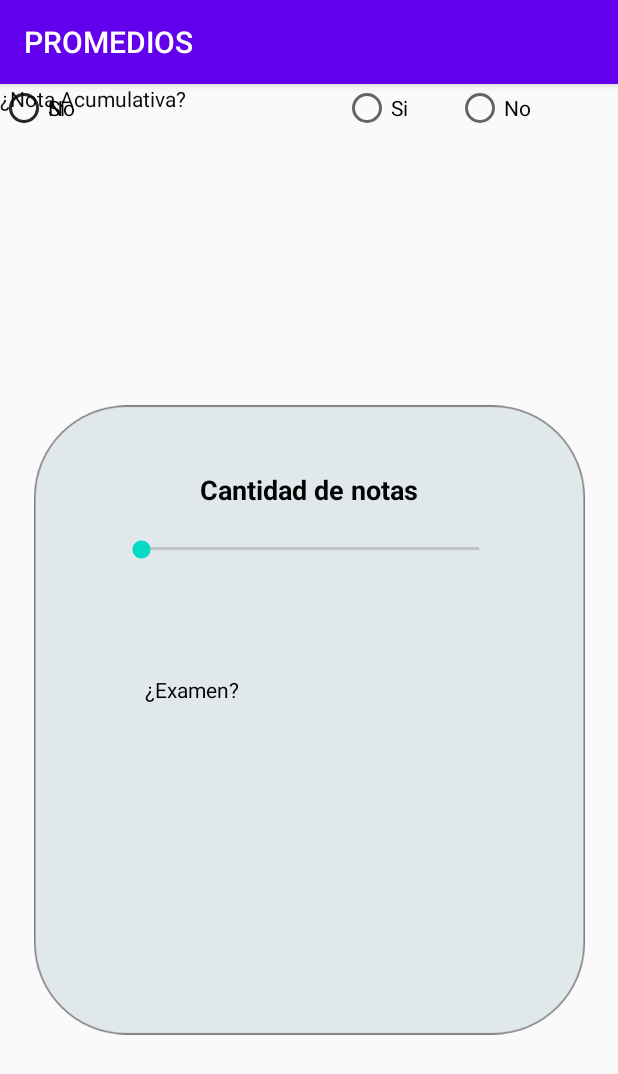
After one commit to CONPAO/Promedios2.0, an Android app: the panelSeleccion screen opened directly, with no data from a screen before it, on a phone screen of 412 x 824 dp. The commit adds this screen. Shown: the top 1074 px of the screen. Run offline under Robolectric (Android 15) with nearby library versions, the phone set to English and light mode, and no system bars.

Commit message:
creacion de dos mockups

```diff
--- a/app/src/main/AndroidManifest.xml
+++ b/app/src/main/AndroidManifest.xml
@@ -9,6 +9,7 @@
         android:roundIcon="@mipmap/ic_launcher_round"
         android:supportsRtl="true"
         android:theme="@style/AppTheme">
+        <activity android:name=".panelSeleccion"></activity>
         <activity android:name=".MainActivity">
             <intent-filter>
                 <action android:name="android.intent.action.MAIN" />
--- /dev/null
+++ b/app/src/main/java/com/example/promedioya/panelSeleccion.java
@@ -0,0 +1,14 @@
+package com.example.promedioya;
+
+import androidx.appcompat.app.AppCompatActivity;
+
+import android.os.Bundle;
+
+public class panelSeleccion extends AppCompatActivity {
+
+    @Override
+    protected void onCreate(Bundle savedInstanceState) {
+        super.onCreate(savedInstanceState);
+        setContentView(R.layout.activity_panel_seleccion);
+    }
+}
--- /dev/null
+++ b/app/src/main/res/layout/activity_panel_seleccion.xml
@@ -0,0 +1,103 @@
+<?xml version="1.0" encoding="utf-8"?>
+<androidx.constraintlayout.widget.ConstraintLayout xmlns:android="http://schemas.android.com/apk/res/android"
+    xmlns:app="http://schemas.android.com/apk/res-auto"
+    xmlns:tools="http://schemas.android.com/tools"
+    android:layout_width="match_parent"
+    android:layout_height="match_parent"
+    tools:context=".panelSeleccion">
+
+    <ImageView
+        android:id="@+id/imageView"
+        android:layout_width="367dp"
+        android:layout_height="688dp"
+        app:layout_constraintBottom_toBottomOf="parent"
+        app:layout_constraintEnd_toEndOf="parent"
+        app:layout_constraintStart_toStartOf="parent"
+        app:layout_constraintTop_toTopOf="parent"
+        app:layout_constraintVertical_bias="1.0"
+        app:srcCompat="@drawable/panelgris" />
+
+    <TextView
+        android:id="@+id/textView3"
+        android:layout_width="155dp"
+        android:layout_height="20dp"
+        android:text="Cantidad de notas"
+        android:textAlignment="center"
+        android:textColor="#040303"
+        android:textSize="18sp"
+        android:textStyle="bold"
+        app:layout_constraintBottom_toBottomOf="@+id/imageView"
+        app:layout_constraintEnd_toEndOf="@+id/imageView"
+        app:layout_constraintStart_toStartOf="@+id/imageView"
+        app:layout_constraintTop_toTopOf="@+id/imageView"
+        app:layout_constraintVertical_bias="0.266" />
+
+    <SeekBar
+        android:id="@+id/seekBar"
+        android:layout_width="257dp"
+        android:layout_height="16dp"
+        android:layout_marginTop="24dp"
+        app:layout_constraintEnd_toEndOf="@+id/imageView"
+        app:layout_constraintStart_toStartOf="@+id/imageView"
+        app:layout_constraintTop_toBottomOf="@+id/textView3" />
+
+    <TextView
+        android:id="@+id/textView4"
+        android:layout_width="wrap_content"
+        android:layout_height="wrap_content"
+        android:text="¿Examen?"
+        android:textAlignment="viewStart"
+        android:textColor="@android:color/black"
+        android:textSize="14sp"
+        app:layout_constraintBottom_toBottomOf="parent"
+        app:layout_constraintEnd_toEndOf="@+id/imageView"
+        app:layout_constraintHorizontal_bias="0.243"
+        app:layout_constraintStart_toStartOf="@+id/imageView"
+        app:layout_constraintTop_toBottomOf="@+id/seekBar"
+        app:layout_constraintVertical_bias="0.176" />
+
+    <TextView
+        android:id="@+id/textView5"
+        android:layout_width="wrap_content"
+        android:layout_height="wrap_content"
+        android:text="¿Nota Acumulativa?"
+        android:textColor="#0B0B0B"
+        tools:layout_editor_absoluteX="100dp"
+        tools:layout_editor_absoluteY="468dp" />
+
+    <RadioButton
+        android:id="@+id/radioButton2"
+        android:layout_width="wrap_content"
+        android:layout_height="wrap_content"
+        android:text="Si"
+        app:layout_constraintEnd_toStartOf="@+id/radioButton3"
+        app:layout_constraintHorizontal_bias="0.683"
+        app:layout_constraintStart_toEndOf="@+id/textView4"
+        tools:layout_editor_absoluteY="385dp" />
+
+    <RadioButton
+        android:id="@+id/radioButton3"
+        android:layout_width="wrap_content"
+        android:layout_height="wrap_content"
+        android:layout_marginEnd="36dp"
+        android:text="No"
+        app:layout_constraintEnd_toEndOf="@+id/imageView"
+        tools:layout_editor_absoluteY="385dp" />
+
+    <RadioButton
+        android:id="@+id/radioButton4"
+        android:layout_width="wrap_content"
+        android:layout_height="wrap_content"
+        android:text="Si"
+        tools:layout_editor_absoluteX="250dp"
+        tools:layout_editor_absoluteY="455dp" />
+
+    <RadioButton
+        android:id="@+id/radioButton5"
+        android:layout_width="wrap_content"
+        android:layout_height="wrap_content"
+        android:text="No"
+        tools:layout_editor_absoluteX="326dp"
+        tools:layout_editor_absoluteY="452dp" />
+
+</androidx.constraintlayout.widget.ConstraintLayout>
```
Also changed, not shown: app/src/main/res/layout/activity_main.xml (+47 -5 lines), app/src/main/res/drawable/calcularpromedios.png (added), app/src/main/res/drawable/fondo.png (added), app/src/main/res/drawable/misnotas.png (added), app/src/main/res/drawable/panelgris.png (added).
